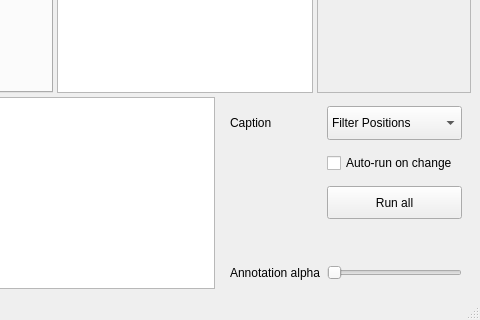
Qt form src/pcot/assets/main.ui (AU-ExoMars/PCOT) before a commit; both pictures show x 764 to 1244 and y 471 to 791 of the 1244 by 791 pixel window.
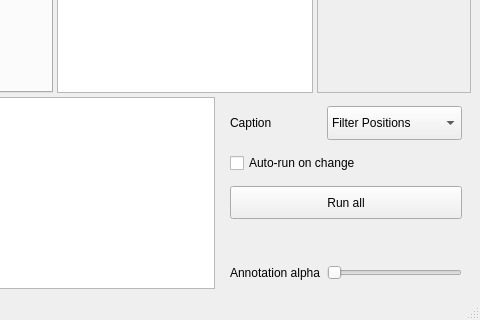
The same form after that commit. Custom widgets are drawn as their Qt base class.

Commit message: Minor adjustments to global settings area

```diff
--- a/src/pcot/assets/main.ui
+++ b/src/pcot/assets/main.ui
@@ -238,32 +238,6 @@
              </property>
             </widget>
            </item>
-           <item row="1" column="1">
-            <widget class="QCheckBox" name="autoRun">
-             <property name="sizePolicy">
-              <sizepolicy hsizetype="Minimum" vsizetype="Minimum">
-               <horstretch>0</horstretch>
-               <verstretch>0</verstretch>
-              </sizepolicy>
-             </property>
-             <property name="text">
-              <string>Auto-run on change</string>
-             </property>
-            </widget>
-           </item>
-           <item row="2" column="1">
-            <widget class="QPushButton" name="runAllButton">
-             <property name="sizePolicy">
-              <sizepolicy hsizetype="Minimum" vsizetype="Minimum">
-               <horstretch>0</horstretch>
-               <verstretch>0</verstretch>
-              </sizepolicy>
-             </property>
-             <property name="text">
-              <string>Run all</string>
-             </property>
-            </widget>
-           </item>
            <item row="0" column="0">
             <widget class="QLabel" name="caplabel">
              <property name="text">
@@ -317,6 +291,32 @@
              </item>
             </widget>
            </item>
+           <item row="1" column="0" colspan="2">
+            <widget class="QCheckBox" name="autoRun">
+             <property name="sizePolicy">
+              <sizepolicy hsizetype="Minimum" vsizetype="Minimum">
+               <horstretch>0</horstretch>
+               <verstretch>0</verstretch>
+              </sizepolicy>
+             </property>
+             <property name="text">
+              <string>Auto-run on change</string>
+             </property>
+            </widget>
+           </item>
+           <item row="2" column="0" colspan="2">
+            <widget class="QPushButton" name="runAllButton">
+             <property name="sizePolicy">
+              <sizepolicy hsizetype="Minimum" vsizetype="Minimum">
+               <horstretch>0</horstretch>
+               <verstretch>0</verstretch>
+              </sizepolicy>
+             </property>
+             <property name="text">
+              <string>Run all</string>
+             </property>
+            </widget>
+           </item>
           </layout>
          </widget>
         </item>
```
